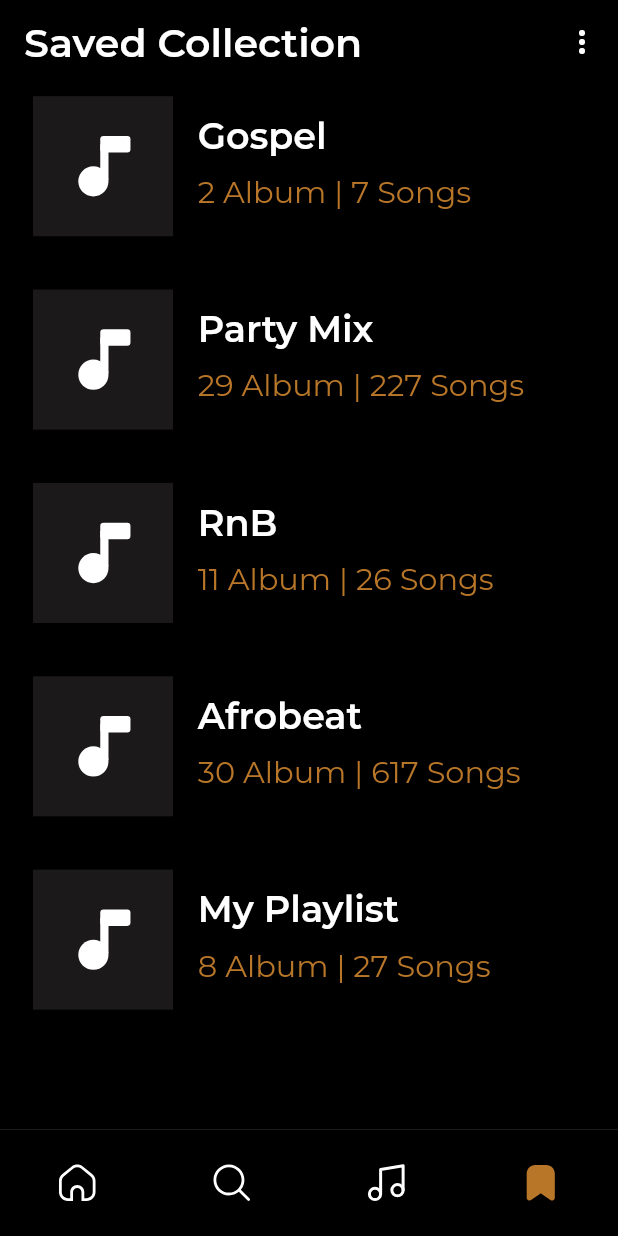
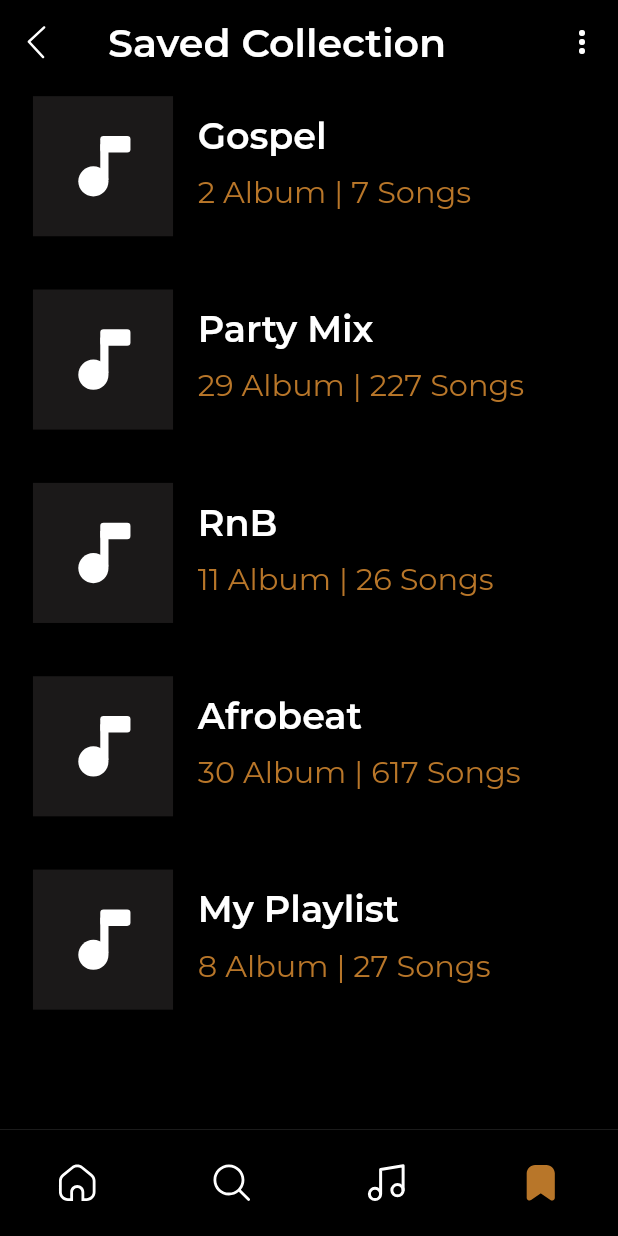
Before and after one commit to bukunmialuko/FlutterMusicAppUI, a Flutter app: the screen it shows after launch, item 4 of the bottom bar chosen, on a phone screen of 412 x 824 dp. Run offline on Flutter 3.47's test engine with Material 2 defaults, Android fonts, the phone set to English and light mode, and no system bars; our stand-ins replace flutter_screenutil, flutter_svg, get_it, google_fonts.

Commit message:
UI Improvements

```diff
--- a/lib/screens/bookmark/bookmark_screen.dart
+++ b/lib/screens/bookmark/bookmark_screen.dart
@@ -1,9 +1,12 @@
 import 'package:flutter/material.dart';
 import 'package:flutter_screenutil/flutter_screenutil.dart';
 import 'package:flutter_svg/svg.dart';
+import 'package:get_it/get_it.dart';
 import 'package:google_fonts/google_fonts.dart';
 import 'package:music_app_ui/models/collection_model.dart';
 import 'package:music_app_ui/res/assets.dart';
+import 'package:music_app_ui/util/navigation/navigation_service.dart';
+import 'package:music_app_ui/util/navigation/routes.dart';
 
 class BookMarkScreen extends StatefulWidget {
   final bool isCurrent;
@@ -39,7 +42,21 @@ class _BookMarkScreenState extends State<BookMarkScreen> {
                 ),
               ),
             ),
-            automaticallyImplyLeading: true,
+            leading: GestureDetector(
+              onTap: () {
+                GetIt.I
+                    .get<NavigationService>()
+                    .clearAllTo(routeName: Routes.home);
+              },
+              child: SvgPicture.asset(
+                Assets.BACK,
+                height: 24,
+                width: 24,
+                color: const Color(0xffffffff),
+                // fit: BoxFit.fill,
+              ),
+            ),
+            automaticallyImplyLeading: false,
             centerTitle: false,
             backgroundColor: Colors.black,
             elevation: 0,
--- a/lib/screens/playing_now/playing_now_screen.dart
+++ b/lib/screens/playing_now/playing_now_screen.dart
@@ -33,7 +33,7 @@ class _PlayingNowScreenState extends State<PlayingNowScreen> {
             // fit: BoxFit.fill,
           ),
         ),
-        automaticallyImplyLeading: true,
+        automaticallyImplyLeading: false,
         backgroundColor: Colors.black,
         elevation: 0,
       ),
--- a/lib/screens/playlist/playlist_screen.dart
+++ b/lib/screens/playlist/playlist_screen.dart
@@ -131,7 +131,9 @@ class _PlayListScreenState extends State<PlayListScreen> {
         appBar: AppBar(
           leading: GestureDetector(
             onTap: () {
-              GetIt.I.get<NavigationService>().back();
+              GetIt.I
+                  .get<NavigationService>()
+                  .clearAllTo(routeName: Routes.home);
             },
             child: SvgPicture.asset(
               Assets.BACK,
--- a/lib/screens/search/search_screen.dart
+++ b/lib/screens/search/search_screen.dart
@@ -102,7 +102,9 @@ class _SearchScreenState extends State<SearchScreen> {
         appBar: AppBar(
           leading: GestureDetector(
             onTap: () {
-              GetIt.I.get<NavigationService>().back();
+              GetIt.I
+                  .get<NavigationService>()
+                  .clearAllTo(routeName: Routes.home);
             },
             child: SvgPicture.asset(
               Assets.BACK,
```
